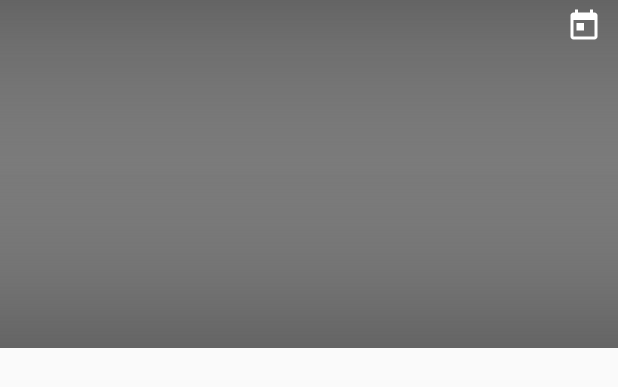
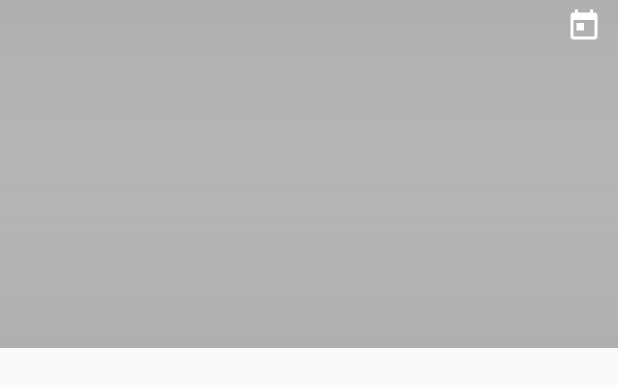
Before and after one commit to ctulum/schoolevent, an Android app: the layout event_list_item.xml on its own in the app's theme, with its tools: preview values and no code run, on a phone screen of 412 x 824 dp. Shown: the top 387 px of the screen. Run offline under Robolectric (Android 15) with nearby library versions, the phone set to English and light mode, and no system bars.

Commit message:
Update -> fixes design issues

```diff
--- a/app/src/main/res/drawable/event_detail_rectangle_shape.xml
+++ b/app/src/main/res/drawable/event_detail_rectangle_shape.xml
@@ -2,6 +2,6 @@
 <shape
     xmlns:android="http://schemas.android.com/apk/res/android"
     android:shape="rectangle">
-    <solid android:color="@color/colorAccent" />
+    <solid android:color="@color/white" />
     <corners android:radius="10dp" />
 </shape>
--- a/app/src/main/res/layout/activity_event_detail.xml
+++ b/app/src/main/res/layout/activity_event_detail.xml
@@ -101,7 +101,7 @@
         android:background="@drawable/event_detail_button_drawable"
         android:layout_margin="20dp"
         android:text="@string/add_to_my_calendar"
-        android:textColor="@color/colorAccent"
+        android:textColor="@color/white"
         android:textAllCaps="false"
         app:layout_constraintTop_toBottomOf="@id/event_detail_container"
         app:layout_constraintStart_toStartOf="parent"
--- a/app/src/main/res/layout/event_list_item.xml
+++ b/app/src/main/res/layout/event_list_item.xml
@@ -20,7 +20,7 @@
         android:layout_width="0dp"
         android:layout_height="0dp"
         android:src="@drawable/event_gradient_top"
-        android:alpha="0.6"
+        android:alpha="0.3"
         android:contentDescription="@string/event_list_item_photo_top_gradient"
         app:layout_constraintDimensionRatio="H, 16:9"
         app:layout_constraintTop_toTopOf="parent"
@@ -32,7 +32,7 @@
         android:layout_width="0dp"
         android:layout_height="0dp"
         android:src="@drawable/event_gradient_bottom"
-        android:alpha="0.6"
+        android:alpha="0.3"
         android:contentDescription="@string/event_list_item_photo_bottom_gradient"
         app:layout_constraintDimensionRatio="H, 16:9"
         app:layout_constraintTop_toTopOf="parent"
@@ -44,7 +44,7 @@
         android:layout_width="wrap_content"
         android:layout_height="wrap_content"
         android:textStyle="bold"
-        android:textColor="@color/colorAccent"
+        android:textColor="@color/white"
         android:textSize="20sp"
         android:layout_marginStart="10dp"
         android:maxLines="1"
@@ -56,7 +56,7 @@
         android:id="@+id/event_list_item_key"
         android:layout_width="wrap_content"
         android:layout_height="wrap_content"
-        android:textColor="@color/colorAccent"
+        android:textColor="@color/white"
         android:textSize="13sp"
         android:layout_marginStart="10dp"
         android:layout_marginBottom="20dp"
@@ -69,7 +69,7 @@
         android:id="@+id/event_list_item_date"
         android:layout_width="wrap_content"
         android:layout_height="wrap_content"
-        android:textColor="@color/colorAccent"
+        android:textColor="@color/white"
         android:drawableStart="@drawable/ic_calendar"
         android:gravity="center_vertical"
         android:textStyle="bold"
@@ -82,7 +82,7 @@
         android:id="@+id/event_list_item_club_name"
         android:layout_width="wrap_content"
         android:layout_height="wrap_content"
-        android:textColor="@color/colorAccent"
+        android:textColor="@color/white"
         android:layout_marginStart="10dp"
         android:layout_marginTop="5dp"
         android:textStyle="bold"
--- a/app/src/main/res/layout/toolbar.xml
+++ b/app/src/main/res/layout/toolbar.xml
@@ -23,9 +23,9 @@
             android:id="@+id/toolbar_title"
             android:layout_width="wrap_content"
             android:layout_height="wrap_content"
-            android:textSize="20sp"
-            android:textColor="@color/colorAccent"
-            android:layout_marginStart="32dp"
+            android:textColor="@color/white"
+            android:textSize="16sp"
+            android:layout_marginStart="5dp"
             app:layout_constraintTop_toTopOf="parent"
             app:layout_constraintBottom_toBottomOf="parent"
             app:layout_constraintStart_toEndOf="@id/toolbar_left_image_view" />
```
